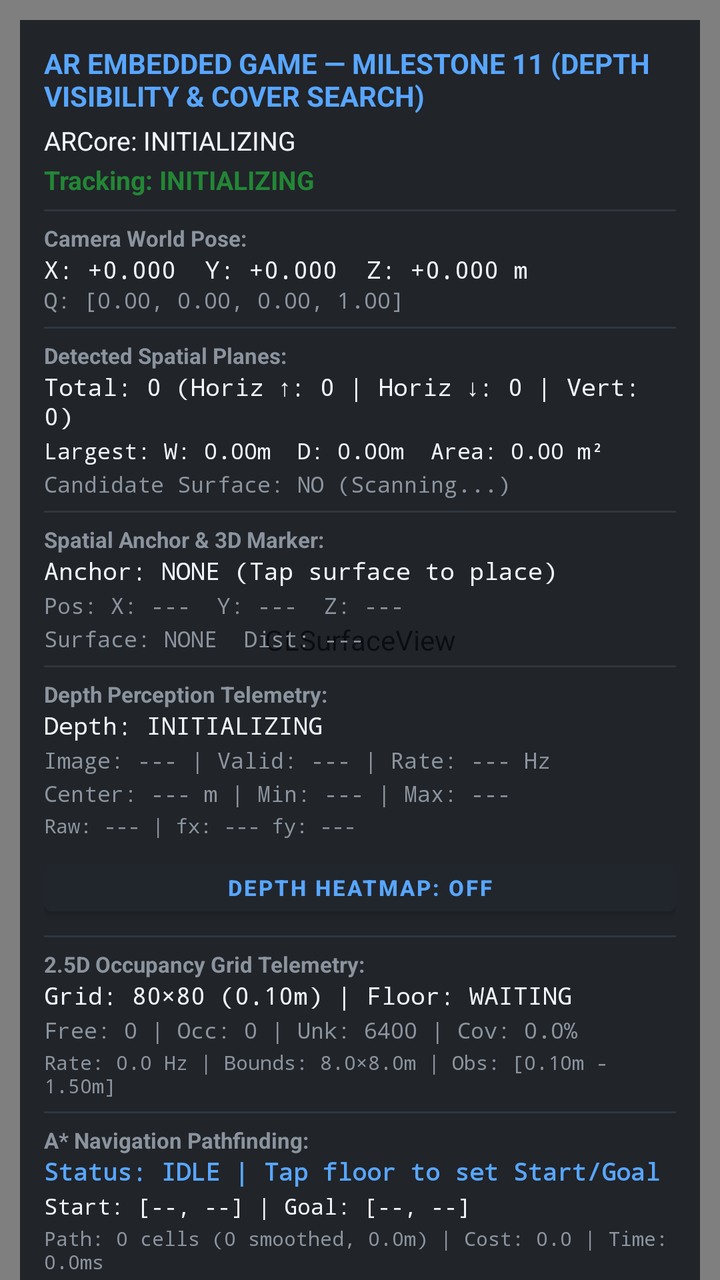
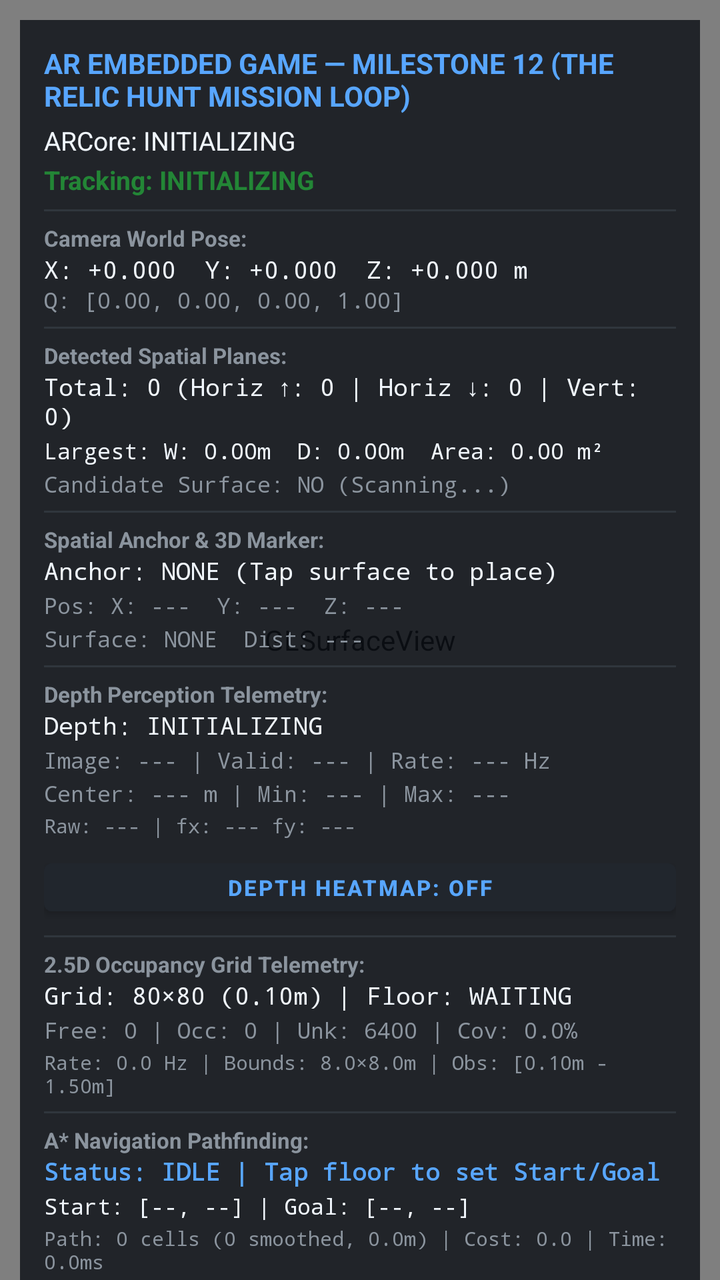

An Android layout rendered at two revisions. The XML below is the earlier revision; the diff shows what the commit changed to produce the second picture.
<!-- AndroidManifest.xml: application theme Theme.ARGame -->
<!-- res/layout/activity_main.xml -->
<?xml version="1.0" encoding="utf-8"?>
<FrameLayout xmlns:android="http://schemas.android.com/apk/res/android"
    android:layout_width="match_parent"
    android:layout_height="match_parent"
    android:background="@color/bg_dark">

    
    <android.opengl.GLSurfaceView
        android:id="@+id/surfaceView"
        android:layout_width="match_parent"
        android:layout_height="match_parent" />

    
    <ScrollView
        android:layout_width="wrap_content"
        android:layout_height="match_parent"
        android:layout_gravity="top|start"
        android:scrollbars="none"
        android:fillViewport="false">

        <LinearLayout
            android:id="@+id/diagnosticsCard"
            android:layout_width="wrap_content"
            android:layout_height="wrap_content"
            android:layout_margin="10dp"
            android:background="#D00D1117"
            android:orientation="vertical"
            android:padding="12dp">

        <TextView
            android:id="@+id/tvHeader"
            android:layout_width="wrap_content"
            android:layout_height="wrap_content"
            android:text="AR EMBEDDED GAME — MILESTONE 11 (DEPTH VISIBILITY &amp; COVER SEARCH)"
            android:textColor="@color/accent_cyan"
            android:textSize="14sp"
            android:textStyle="bold" />

        <TextView
            android:id="@+id/tvArcoreStatus"
            android:layout_width="wrap_content"
            android:layout_height="wrap_content"
            android:layout_marginTop="4dp"
            android:text="ARCore: INITIALIZING"
            android:textColor="@color/text_primary"
            android:textSize="13sp" />

        <TextView
            android:id="@+id/tvTrackingStatus"
            android:layout_width="wrap_content"
            android:layout_height="wrap_content"
            android:layout_marginTop="2dp"
            android:text="Tracking: INITIALIZING"
            android:textColor="@color/accent_green"
            android:textSize="13sp"
            android:textStyle="bold" />

        <View
            android:layout_width="match_parent"
            android:layout_height="1dp"
            android:layout_marginTop="6dp"
            android:layout_marginBottom="6dp"
            android:background="#30363D" />

        <TextView
            android:layout_width="wrap_content"
            android:layout_height="wrap_content"
            android:text="Camera World Pose:"
            android:textColor="@color/text_secondary"
            android:textSize="11sp"
            android:textStyle="bold" />

        <TextView
            android:id="@+id/tvPosePosition"
            android:layout_width="wrap_content"
            android:layout_height="wrap_content"
            android:fontFamily="monospace"
            android:text="X: +0.000  Y: +0.000  Z: +0.000 m"
            android:textColor="@color/text_primary"
            android:textSize="12sp" />

        <TextView
            android:id="@+id/tvPoseRotation"
            android:layout_width="wrap_content"
            android:layout_height="wrap_content"
            android:fontFamily="monospace"
            android:text="Q: [0.00, 0.00, 0.00, 1.00]"
            android:textColor="@color/text_secondary"
            android:textSize="11sp" />

        <View
            android:layout_width="match_parent"
            android:layout_height="1dp"
            android:layout_marginTop="6dp"
            android:layout_marginBottom="6dp"
            android:background="#30363D" />

        
        <TextView
            android:layout_width="wrap_content"
            android:layout_height="wrap_content"
            android:text="Detected Spatial Planes:"
            android:textColor="@color/text_secondary"
            android:textSize="11sp"
            android:textStyle="bold" />

        <TextView
            android:id="@+id/tvPlanesSummary"
            android:layout_width="wrap_content"
            android:layout_height="wrap_content"
            android:fontFamily="monospace"
            android:text="Total: 0 (Horiz ↑: 0 | Horiz ↓: 0 | Vert: 0)"
            android:textColor="@color/text_primary"
            android:textSize="12sp" />

        <TextView
            android:id="@+id/tvLargestPlane"
            android:layout_width="wrap_content"
            android:layout_height="wrap_content"
            android:layout_marginTop="2dp"
            android:fontFamily="monospace"
            android:text="Largest: W: 0.00m  D: 0.00m  Area: 0.00 m²"
            android:textColor="@color/text_primary"
            android:textSize="11sp" />

        <TextView
            android:id="@+id/tvCandidateFloor"
            android:layout_width="wrap_content"
            android:layout_height="wrap_content"
            android:layout_marginTop="2dp"
            android:fontFamily="monospace"
            android:text="Candidate Surface: NO (Scanning...)"
            android:textColor="@color/text_secondary"
            android:textSize="11sp" />

        <View
            android:layout_width="match_parent"
            android:layout_height="1dp"
            android:layout_marginTop="6dp"
            android:layout_marginBottom="6dp"
            android:background="#30363D" />

        
        <TextView
            android:layout_width="wrap_content"
            android:layout_height="wrap_content"
            android:text="Spatial Anchor &amp; 3D Marker:"
            android:textColor="@color/text_secondary"
            android:textSize="11sp"
            android:textStyle="bold" />

        <TextView
            android:id="@+id/tvAnchorStatus"
            android:layout_width="wrap_content"
            android:layout_height="wrap_content"
            android:fontFamily="monospace"
            android:text="Anchor: NONE (Tap surface to place)"
            android:textColor="@color/text_primary"
            android:textSize="12sp" />

        <TextView
            android:id="@+id/tvAnchorPose"
            android:layout_width="wrap_content"
            android:layout_height="wrap_content"
            android:layout_marginTop="2dp"
            android:fontFamily="monospace"
            android:text="Pos: X: ---  Y: ---  Z: ---"
            android:textColor="@color/text_secondary"
            android:textSize="11sp" />

        <TextView
            android:id="@+id/tvAnchorSurface"
            android:layout_width="wrap_content"
            android:layout_height="wrap_content"
            android:layout_marginTop="2dp"
            android:fontFamily="monospace"
            android:text="Surface: NONE  Dist: ---"
            android:textColor="@color/text_secondary"
            android:textSize="11sp" />

        <Button
            android:id="@+id/btnResetAnchor"
            android:layout_width="match_parent"
            android:layout_height="36dp"
            android:layout_marginTop="6dp"
            android:backgroundTint="#21262D"
            android:text="RESET MARKER"
            android:textColor="@color/accent_cyan"
            android:textSize="11sp"
            android:textStyle="bold"
            android:visibility="gone" />

        <View
            android:layout_width="match_parent"
            android:layout_height="1dp"
            android:layout_marginTop="6dp"
            android:layout_marginBottom="6dp"
            android:background="#30363D" />

        
        <TextView
            android:layout_width="wrap_content"
            android:layout_height="wrap_content"
            android:text="Depth Perception Telemetry:"
            android:textColor="@color/text_secondary"
            android:textSize="11sp"
            android:textStyle="bold" />

        <TextView
            android:id="@+id/tvDepthStatus"
            android:layout_width="wrap_content"
            android:layout_height="wrap_content"
            android:fontFamily="monospace"
            android:text="Depth: INITIALIZING"
            android:textColor="@color/text_primary"
            android:textSize="12sp" />

        <TextView
            android:id="@+id/tvDepthMetrics"
            android:layout_width="wrap_content"
            android:layout_height="wrap_content"
            android:layout_marginTop="2dp"
            android:fontFamily="monospace"
            android:text="Image: --- | Valid: --- | Rate: --- Hz"
            android:textColor="@color/text_secondary"
            android:textSize="11sp" />

        <TextView
            android:id="@+id/tvDepthRanges"
            android:layout_width="wrap_content"
            android:layout_height="wrap_content"
            android:layout_marginTop="2dp"
            android:fontFamily="monospace"
            android:text="Center: --- m | Min: --- | Max: ---"
            android:textColor="@color/text_secondary"
            android:textSize="11sp" />

        <TextView
            android:id="@+id/tvDepthRawIntrinsics"
            android:layout_width="wrap_content"
            android:layout_height="wrap_content"
            android:layout_marginTop="2dp"
            android:fontFamily="monospace"
            android:text="Raw: --- | fx: --- fy: ---"
            android:textColor="@color/text_secondary"
            android:textSize="10sp" />

        <Button
            android:id="@+id/btnToggleDepthView"
            android:layout_width="match_parent"
            android:layout_height="36dp"
            android:layout_marginTop="6dp"
            android:backgroundTint="#21262D"
            android:text="DEPTH HEATMAP: OFF"
            android:textColor="@color/accent_cyan"
            android:textSize="11sp"
            android:textStyle="bold" />

        <View
            android:layout_width="match_parent"
            android:layout_height="1dp"
            android:layout_marginTop="6dp"
            android:layout_marginBottom="6dp"
            android:background="#30363D" />

        
        <TextView
            android:layout_width="wrap_content"
            android:layout_height="wrap_content"
            android:text="2.5D Occupancy Grid Telemetry:"
            android:textColor="@color/text_secondary"
            android:textSize="11sp"
            android:textStyle="bold" />

        <TextView
            android:id="@+id/tvGridStatus"
            android:layout_width="wrap_content"
            android:layout_height="wrap_content"
            android:fontFamily="monospace"
            android:text="Grid: 80×80 (0.10m) | Floor: WAITING"
            android:textColor="@color/text_primary"
            android:textSize="12sp" />

        <TextView
            android:id="@+id/tvGridCounts"
            android:layout_width="wrap_content"
            android:layout_height="wrap_content"
            android:layout_marginTop="2dp"
            android:fontFamily="monospace"
            android:text="Free: 0 | Occ: 0 | Unk: 6400 | Cov: 0.0%"
            android:textColor="@color/text_secondary"
            android:textSize="11sp" />

        <TextView
            android:id="@+id/tvGridMetrics"
            android:layout_width="wrap_content"
            android:layout_height="wrap_content"
            android:layout_marginTop="2dp"
            android:fontFamily="monospace"
            android:text="Rate: 0.0 Hz | Bounds: 8.0×8.0m | Obs: [0.10m - 1.50m]"
            android:textColor="@color/text_secondary"
            android:textSize="10sp" />

        <View
            android:layout_width="match_parent"
            android:layout_height="1dp"
            android:layout_marginTop="6dp"
            android:layout_marginBottom="6dp"
            android:background="#30363D" />

        
        <TextView
            android:layout_width="wrap_content"
            android:layout_height="wrap_content"
            android:text="A* Navigation Pathfinding:"
            android:textColor="@color/text_secondary"
            android:textSize="11sp"
            android:textStyle="bold" />

        <TextView
            android:id="@+id/tvNavStatus"
            android:layout_width="wrap_content"
            android:layout_height="wrap_content"
            android:fontFamily="monospace"
            android:text="Status: IDLE | Tap floor to set Start/Goal"
            android:textColor="@color/accent_cyan"
            android:textSize="12sp"
            android:textStyle="bold" />

        <TextView
            android:id="@+id/tvNavEndpoints"
            android:layout_width="wrap_content"
            android:layout_height="wrap_content"
            android:layout_marginTop="2dp"
            android:fontFamily="monospace"
            android:text="Start: [--, --] | Goal: [--, --]"
            android:textColor="@color/text_primary"
            android:textSize="11sp" />

        <TextView
            android:id="@+id/tvNavMetrics"
            android:layout_width="wrap_content"
            android:layout_height="wrap_content"
            android:layout_marginTop="2dp"
            android:fontFamily="monospace"
            android:text="Path: 0 cells (0 smoothed, 0.0m) | Cost: 0.0 | Time: 0.0ms"
            android:textColor="@color/text_secondary"
            android:textSize="10sp" />

        <LinearLayout
            android:layout_width="match_parent"
            android:layout_height="wrap_content"
            android:layout_marginTop="6dp"
            android:orientation="horizontal">

            <Button
                android:id="@+id/btnToggleGridView"
                android:layout_width="0dp"
                android:layout_height="36dp"
                android:layout_weight="1"
                android:layout_marginEnd="4dp"
                android:backgroundTint="#21262D"
                android:text="FLOOR GRID: ON"
                android:textColor="@color/accent_green"
                android:textSize="10sp"
                android:textStyle="bold" />

            <Button
                android:id="@+id/btnResetGrid"
                android:layout_width="0dp"
                android:layout_height="36dp"
                android:layout_weight="1"
                android:layout_marginStart="4dp"
                android:backgroundTint="#21262D"
                android:text="RESET GRID"
                android:textColor="@color/accent_cyan"
                android:textSize="10sp"
                android:textStyle="bold" />
        </LinearLayout>

        <LinearLayout
            android:layout_width="match_parent"
            android:layout_height="wrap_content"
            android:layout_marginTop="4dp"
            android:orientation="horizontal">

            <Button
                android:id="@+id/btnGridDisplayMode"
                android:layout_width="0dp"
                android:layout_height="36dp"
                android:layout_weight="1"
                android:layout_marginEnd="4dp"
                android:backgroundTint="#21262D"
                android:text="MODE: INFLATED"
                android:textColor="@color/accent_yellow"
                android:textSize="10sp"
                android:textStyle="bold" />

            <Button
                android:id="@+id/btnToggleUnknownPolicy"
                android:layout_width="0dp"
                android:layout_height="36dp"
                android:layout_weight="1"
                android:layout_marginStart="4dp"
                android:backgroundTint="#21262D"
                android:text="UNK: BLOCKED"
                android:textColor="@color/accent_purple"
                android:textSize="10sp"
                android:textStyle="bold" />
        </LinearLayout>

        <LinearLayout
            android:layout_width="match_parent"
            android:layout_height="wrap_content"
            android:layout_marginTop="4dp"
            android:orientation="horizontal">

            <Button
                android:id="@+id/btnNavMode"
                android:layout_width="0dp"
                android:layout_height="36dp"
                android:layout_weight="1.2"
                android:layout_marginEnd="2dp"
                android:backgroundTint="#21262D"
                android:text="NAV: SET START"
                android:textColor="@color/accent_green"
                android:textSize="9sp"
                android:textStyle="bold" />

            <Button
                android:id="@+id/btnReplanPath"
                android:layout_width="0dp"
                android:layout_height="36dp"
                android:layout_weight="1"
                android:layout_marginStart="2dp"
                android:layout_marginEnd="2dp"
                android:backgroundTint="#21262D"
                android:text="REPLAN A*"
                android:textColor="@color/accent_yellow"
                android:textSize="9sp"
                android:textStyle="bold" />

            <Button
                android:id="@+id/btnClearPath"
                android:layout_width="0dp"
                android:layout_height="36dp"
                android:layout_weight="0.8"
                android:layout_marginStart="2dp"
                android:backgroundTint="#21262D"
                android:text="CLEAR"
                android:textColor="@color/text_secondary"
                android:textSize="9sp"
                android:textStyle="bold" />
        </LinearLayout>

        <View
            android:layout_width="match_parent"
            android:layout_height="1dp"
            android:layout_marginTop="6dp"
            android:layout_marginBottom="6dp"
            android:background="#30363D" />

        
        <TextView
            android:layout_width="wrap_content"
            android:layout_height="wrap_content"
            android:text="Autonomous Agent Telemetry:"
            android:textColor="@color/text_secondary"
            android:textSize="11sp"
            android:textStyle="bold" />

        <TextView
            android:id="@+id/tvAgentStatus"
            android:layout_width="wrap_content"
            android:layout_height="wrap_content"
            android:fontFamily="monospace"
            android:text="Agent: IDLE | Ready to spawn"
            android:textColor="@color/accent_cyan"
            android:textSize="12sp"
            android:textStyle="bold" />

        <TextView
            android:id="@+id/tvAgentPose"
            android:layout_width="wrap_content"
            android:layout_height="wrap_content"
            android:layout_marginTop="2dp"
            android:fontFamily="monospace"
            android:text="Pos: (0.00, 0.00) m [c0, r0] | Head: 0.0° | Spd: 0.00 m/s"
            android:textColor="@color/text_primary"
            android:textSize="11sp" />

        <TextView
            android:id="@+id/tvAgentNav"
            android:layout_width="wrap_content"
            android:layout_height="wrap_content"
            android:layout_marginTop="2dp"
            android:fontFamily="monospace"
            android:text="Wp: 0/0 | Goal Dist: 0.00 m | Grid v0 | Path v0 | Replans: 0"
            android:textColor="@color/text_secondary"
            android:textSize="10sp" />

        <LinearLayout
            android:layout_width="match_parent"
            android:layout_height="wrap_content"
            android:layout_marginTop="4dp"
            android:orientation="horizontal">

            <Button
                android:id="@+id/btnSpawnAgent"
                android:layout_width="0dp"
                android:layout_height="36dp"
                android:layout_weight="1.4"
                android:layout_marginEnd="2dp"
                android:backgroundTint="#21262D"
                android:text="SPAWN / START"
                android:textColor="@color/accent_cyan"
                android:textSize="9sp"
                android:textStyle="bold" />

            <Button
                android:id="@+id/btnPauseAgent"
                android:layout_width="0dp"
                android:layout_height="36dp"
                android:layout_weight="1"
                android:layout_marginStart="2dp"
                android:layout_marginEnd="2dp"
                android:backgroundTint="#21262D"
                android:text="PAUSE"
                android:textColor="@color/accent_yellow"
                android:textSize="9sp"
                android:textStyle="bold" />

            <Button
                android:id="@+id/btnResetAgent"
                android:layout_width="0dp"
                android:layout_height="36dp"
                android:layout_weight="1"
                android:layout_marginStart="2dp"
                android:backgroundTint="#21262D"
                android:text="RESET AGENT"
                android:textColor="@color/text_secondary"
                android:textSize="9sp"
                android:textStyle="bold" />
        </LinearLayout>

        <View
            android:layout_width="match_parent"
            android:layout_height="1dp"
            android:layout_marginTop="6dp"
            android:layout_marginBottom="6dp"
            android:background="#30363D" />

        
        <TextView
            android:layout_width="wrap_content"
            android:layout_height="wrap_content"
            android:text="Creature AI &amp; Depth Visibility (Milestone 11):"
            android:textColor="@color/accent_purple"
            android:textSize="11sp"
            android:textStyle="bold" />

        <TextView
            android:id="@+id/tvAiStatus"
            android:layout_width="wrap_content"
            android:layout_height="wrap_content"
            android:fontFamily="monospace"
            android:text="Creature: INITIALIZING | AI Active"
            android:textColor="@color/accent_purple"
            android:textSize="12sp"
            android:textStyle="bold" />

        <TextView
            android:id="@+id/tvAiDetails"
            android:layout_width="wrap_content"
            android:layout_height="wrap_content"
            android:layout_marginTop="2dp"
            android:fontFamily="monospace"
            android:text="Target: NONE | LastKnown: [-, -] | Req #0"
            android:textColor="@color/text_primary"
            android:textSize="11sp" />

        <TextView
            android:id="@+id/tvAiPerception"
            android:layout_width="wrap_content"
            android:layout_height="wrap_content"
            android:layout_marginTop="2dp"
            android:fontFamily="monospace"
            android:text="Player Proxy: (---, ---) | Dist: ---m | LoS: ---"
            android:textColor="@color/text_secondary"
            android:textSize="10sp" />

        <LinearLayout
            android:layout_width="match_parent"
            android:layout_height="wrap_content"
            android:layout_marginTop="4dp"
            android:orientation="horizontal">

            <Button
                android:id="@+id/btnToggleAi"
                android:layout_width="0dp"
                android:layout_height="36dp"
                android:layout_weight="1"
                android:layout_marginEnd="4dp"
                android:backgroundTint="#21262D"
                android:text="AI: ENABLED"
                android:textColor="@color/accent_purple"
                android:textSize="9sp"
                android:textStyle="bold" />

            <Button
                android:id="@+id/btnResetAi"
                android:layout_width="0dp"
                android:layout_height="36dp"
                android:layout_weight="1"
                android:layout_marginStart="4dp"
                android:backgroundTint="#21262D"
                android:text="RESET AI"
                android:textColor="@color/accent_yellow"
                android:textSize="9sp"
                android:textStyle="bold" />
        </LinearLayout>

        <View
            android:layout_width="match_parent"
            android:layout_height="1dp"
            android:layout_marginTop="6dp"
            android:layout_marginBottom="6dp"
            android:background="#30363D" />

        <TextView
            android:id="@+id/tvPerformance"
            android:layout_width="wrap_content"
            android:layout_height="wrap_content"
            android:fontFamily="monospace"
            android:text="FPS: 0.0 | Samsung Galaxy Tab S8+"
            android:textColor="@color/text_secondary"
            android:textSize="11sp" />

        </LinearLayout>
    </ScrollView>

    
    <LinearLayout
        android:id="@+id/permissionRationaleContainer"
        android:layout_width="match_parent"
        android:layout_height="match_parent"
        android:background="#F00D1117"
        android:gravity="center"
        android:orientation="vertical"
        android:padding="32dp"
        android:visibility="gone">

        <TextView
            android:layout_width="wrap_content"
            android:layout_height="wrap_content"
            android:gravity="center"
            android:text="Camera Permission Required"
            android:textColor="@color/text_primary"
            android:textSize="22sp"
            android:textStyle="bold" />

        <TextView
            android:layout_width="wrap_content"
            android:layout_height="wrap_content"
            android:layout_marginTop="16dp"
            android:gravity="center"
            android:text="This Embedded Systems AR application requires access to the tablet's camera to perform real-time visual-inertial odometry, surface detection, and spatial tracking."
            android:textColor="@color/text_secondary"
            android:textSize="15sp" />

        <Button
            android:id="@+id/btnGrantPermission"
            android:layout_width="wrap_content"
            android:layout_height="wrap_content"
            android:layout_marginTop="24dp"
            android:backgroundTint="@color/accent_cyan"
            android:text="Grant Camera Permission"
            android:textColor="@color/bg_dark" />

    </LinearLayout>

</FrameLayout>
<!-- resources referenced by this layout -->
<resources>
  <color name="accent_cyan">#FF58A6FF</color>
  <color name="accent_green">#FF238636</color>
  <color name="accent_purple">#FFA371F7</color>
  <color name="accent_yellow">#FFD29922</color>
  <color name="bg_dark">#FF0D1117</color>
  <color name="text_primary">#FFF0F6FC</color>
  <color name="text_secondary">#FF8B949E</color>
  <style name="Theme.ARGame" parent="Theme.MaterialComponents.DayNight.NoActionBar">
          <item name="colorPrimary">@color/accent_cyan</item>
          <item name="colorPrimaryVariant">@color/purple_700</item>
          <item name="colorOnPrimary">@color/white</item>
          <item name="android:statusBarColor">@color/bg_dark</item>
          <item name="android:windowBackground">@color/bg_dark</item>
      </style>
  <color name="purple_700">#FF3700B3</color>
  <color name="white">#FFFFFFFF</color>
</resources>

<!-- the commit's change to res/layout/activity_main.xml (unified diff, before → after) -->
@@ -31,7 +31,7 @@
             android:id="@+id/tvHeader"
             android:layout_width="wrap_content"
             android:layout_height="wrap_content"
-            android:text="AR EMBEDDED GAME — MILESTONE 11 (DEPTH VISIBILITY &amp; COVER SEARCH)"
+            android:text="AR EMBEDDED GAME — MILESTONE 12 (THE RELIC HUNT MISSION LOOP)"
             android:textColor="@color/accent_cyan"
             android:textSize="14sp"
             android:textStyle="bold" />
@@ -616,6 +616,115 @@
                 android:backgroundTint="#21262D"
                 android:text="RESET AI"
                 android:textColor="@color/accent_yellow"
+                android:textSize="9sp"
+                android:textStyle="bold" />
+        </LinearLayout>
+
+        <View
+            android:layout_width="match_parent"
+            android:layout_height="1dp"
+            android:layout_marginTop="6dp"
+            android:layout_marginBottom="6dp"
+            android:background="#30363D" />
+
+        
+        <TextView
+            android:layout_width="wrap_content"
+            android:layout_height="wrap_content"
+            android:text="Playable Mission: The Relic Hunt (Milestone 12):"
+            android:textColor="@color/accent_yellow"
+            android:textSize="11sp"
+            android:textStyle="bold" />
+
+        <TextView
+            android:id="@+id/tvMissionStatus"
+            android:layout_width="wrap_content"
+            android:layout_height="wrap_content"
+            android:fontFamily="monospace"
+            android:text="Mission: SCANNING | 0/3 Relics | Ext: LOCKED"
+            android:textColor="@color/accent_yellow"
+            android:textSize="12sp"
+            android:textStyle="bold" />
+
+        <TextView
+            android:id="@+id/tvMissionDetails"
+            android:layout_width="wrap_content"
+            android:layout_height="wrap_content"
+            android:layout_marginTop="2dp"
+            android:fontFamily="monospace"
+            android:text="Time: 00:00 | Threat: 0% | Navigable: 0 cells"
+            android:textColor="@color/text_primary"
+            android:textSize="11sp" />
+
+        <TextView
+            android:id="@+id/tvMissionGuidance"
+            android:layout_width="wrap_content"
+            android:layout_height="wrap_content"
+            android:layout_marginTop="2dp"
+            android:fontFamily="monospace"
+            android:text="&gt; SCAN THE ROOM FLOOR TO GENERATE MISSION &lt;"
+            android:textColor="@color/accent_cyan"
+            android:textSize="11sp"
+            android:textStyle="bold" />
+
+        <LinearLayout
+            android:layout_width="match_parent"
+            android:layout_height="wrap_content"
+            android:layout_marginTop="4dp"
+            android:orientation="horizontal">
+
+            <Button
+                android:id="@+id/btnGenerateMission"
+                android:layout_width="0dp"
+                android:layout_height="36dp"
+                android:layout_weight="1"
+                android:layout_marginEnd="4dp"
+                android:backgroundTint="#21262D"
+                android:text="GENERATE MISSION"
+                android:textColor="@color/accent_yellow"
+                android:textSize="9sp"
+                android:textStyle="bold" />
+
+            <Button
+                android:id="@+id/btnStartMission"
+                android:layout_width="0dp"
+                android:layout_height="36dp"
+                android:layout_weight="1"
+                android:layout_marginStart="4dp"
+                android:backgroundTint="#21262D"
+                android:text="START MISSION"
+                android:textColor="@color/accent_green"
+                android:textSize="9sp"
+                android:textStyle="bold" />
+        </LinearLayout>
+
+        <LinearLayout
+            android:layout_width="match_parent"
+            android:layout_height="wrap_content"
+            android:layout_marginTop="4dp"
+            android:orientation="horizontal">
+
+            <Button
+                android:id="@+id/btnPauseMission"
+                android:layout_width="0dp"
+                android:layout_height="36dp"
+                android:layout_weight="1"
+                android:layout_marginEnd="4dp"
+                android:backgroundTint="#21262D"
+                android:text="PAUSE"
+                android:textColor="@color/accent_cyan"
+                android:textSize="9sp"
+                android:textStyle="bold" />
+
+            <Button
+                android:id="@+id/btnRestartMission"
+                android:layout_width="0dp"
+                android:layout_height="36dp"
+                android:layout_weight="1"
+                android:layout_marginStart="4dp"
+                android:backgroundTint="#21262D"
+                android:text="RESTART"
+                android:textColor="@color/accent_purple"
                 android:textSize="9sp"
                 android:textStyle="bold" />
         </LinearLayout>
